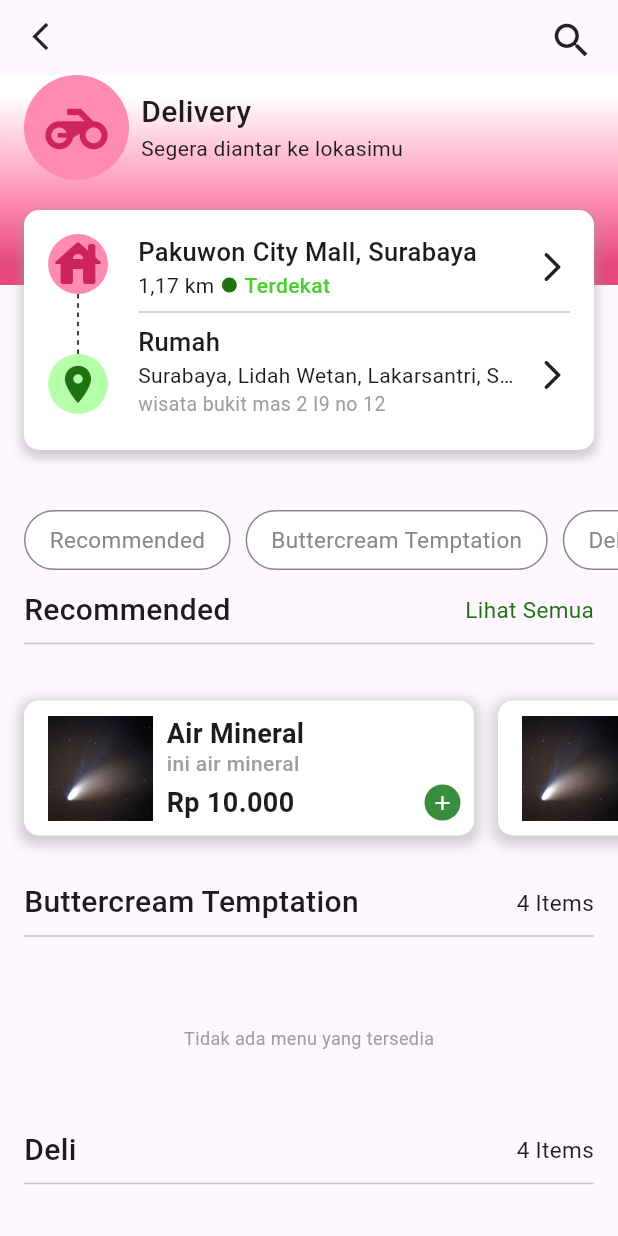
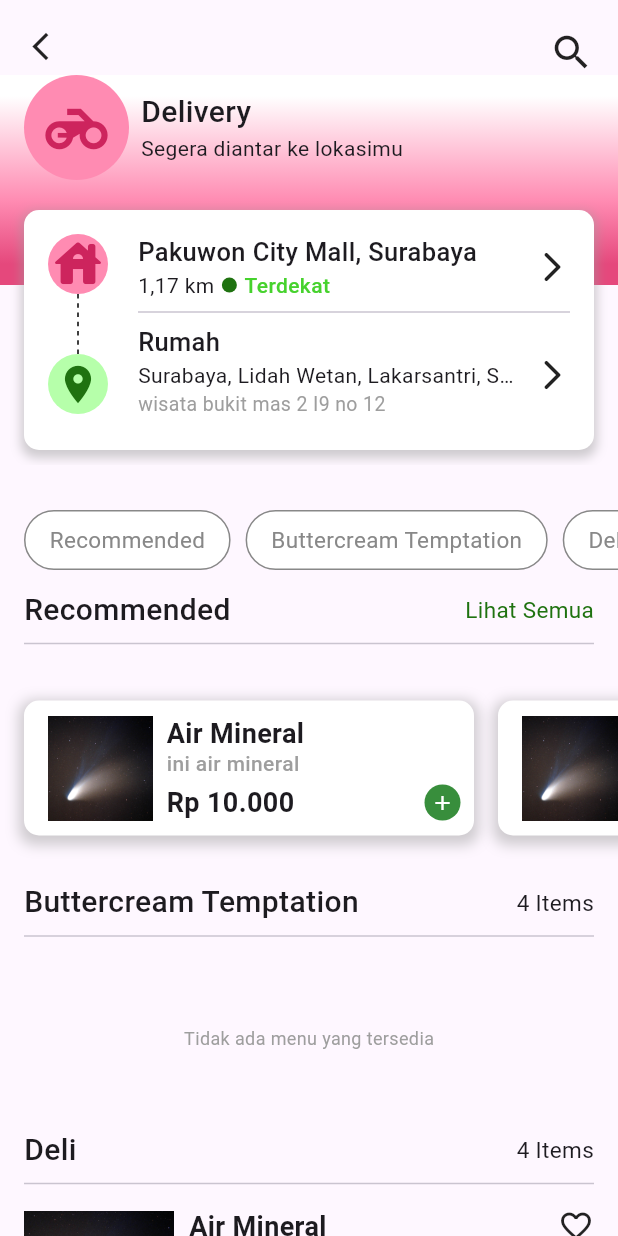
Before and after one commit to erde123/coffee-shop, a Flutter app: the screen it shows after launch, after a tap on "Delivery", on a phone screen of 412 x 824 dp. Run offline on Flutter 3.47's test engine with Material 3 defaults, Android fonts, the phone set to English and light mode, and no system bars; drawn by our look-alikes of flutter_dash; our stand-ins replace carousel_slider, flutter_riverpod.

Commit message:
Update AppBar page menu

```diff
--- a/lib/Page/home.dart
+++ b/lib/Page/home.dart
@@ -380,7 +380,7 @@ class _HomePageState extends ConsumerState<HomePage> {
                                         Flexible(
                                           flex: 2,
                                           child: CircleAvatar(
-                                            backgroundColor: primarySplash,
+                                            backgroundColor: primaryPastel,
                                             radius: 23,
                                             child: Icon(
                                               Icons.shopping_bag,
@@ -446,7 +446,7 @@ class _HomePageState extends ConsumerState<HomePage> {
                                         ),
                                         CircleAvatar(
                                           radius: 23,
-                                          backgroundColor: secondarySplash,
+                                          backgroundColor: secondaryPastel,
                                           child: Icon(
                                             Icons.motorcycle,
                                             size: 30,
--- a/lib/Page/menu/menu_page.dart
+++ b/lib/Page/menu/menu_page.dart
@@ -37,11 +37,12 @@ class _ListProdukState extends ConsumerState<ListProduk> {
     final category = ref.watch(categoryProvider);
     return Scaffold(
       appBar: PreferredSize(
-        preferredSize: changeTop ? Size.fromHeight(80) : Size.fromHeight(50),
+        preferredSize: changeTop ? Size.fromHeight(100) : Size.fromHeight(50),
         child: SafeArea(
           child: Container(
             width: MediaQuery.of(context).size.width,
-            height: 80,
+            margin: EdgeInsets.only(top: 20),
+            height: 100,
             child: Row(
               mainAxisAlignment: MainAxisAlignment.spaceBetween,
               crossAxisAlignment: CrossAxisAlignment.start,
@@ -50,15 +51,12 @@ class _ListProdukState extends ConsumerState<ListProduk> {
                   onTap: () => Navigator.pop(context),
                   child: Padding(
                     padding:
-                        const EdgeInsets.only(top: 13, left: 16, right: 16),
+                        const EdgeInsets.only(left: 16, right: 16),
                     child: Icon(
                       Icons.arrow_back_ios_new,
                       size: 22,
                     ),
                   ),
-                ),
-                SizedBox(
-                  width: 8,
                 ),
                 Expanded(
                   child: AnimatedOpacity(
@@ -68,6 +66,7 @@ class _ListProdukState extends ConsumerState<ListProduk> {
                       fit: BoxFit.fill,
                       alignment: Alignment.topCenter,
                       child: Column(
+                        mainAxisAlignment: MainAxisAlignment.start,
                         crossAxisAlignment: CrossAxisAlignment.start,
                         children: [
                           Text(
@@ -106,7 +105,7 @@ class _ListProdukState extends ConsumerState<ListProduk> {
                                 "Terdekat",
                                 style: TextStyle(
                                     fontWeight: FontWeight.w500,
-                                    color: primaryAlt),
+                                    color: primaryLight),
                               ),
                             ],
                           ),
@@ -116,7 +115,7 @@ class _ListProdukState extends ConsumerState<ListProduk> {
                   ),
                 ),
                 Padding(
-                  padding: const EdgeInsets.only(top: 12, left: 16, right: 16),
+                  padding: const EdgeInsets.only(left: 16, right: 16),
                   child: Icon(
                     Icons.search,
                     size: 30,
--- a/lib/Page/profile/profile_page.dart
+++ b/lib/Page/profile/profile_page.dart
@@ -152,7 +152,7 @@ class _ProfilePageState extends ConsumerState<ProfilePage> {
                                       style: TextStyle(
                                           fontSize: 16,
                                           fontWeight: FontWeight.bold,
-                                          color: primaryAlt),
+                                          color: primaryLight),
                                     ),
                                     Text(
                                       "Ajak teman kamu download aplikasi Fore",
--- a/lib/component/Menu/category_button.dart
+++ b/lib/component/Menu/category_button.dart
@@ -21,7 +21,7 @@ class ButtonCategory extends StatelessWidget {
       child: Container(
         height: 32,
         decoration: BoxDecoration(
-            color: tap ? primarySplash : Colors.white,
+            color: tap ? primaryPastel : Colors.white,
             border: Border.all(
                 width: 1, color: tap ? primaryDark : grey1),
             borderRadius: BorderRadius.circular(30)),
--- a/lib/component/Menu/menu_top.dart
+++ b/lib/component/Menu/menu_top.dart
@@ -30,13 +30,13 @@ class MenuTop extends ConsumerWidget {
                 colors: type == "deliv"
                     ? [
                         Colors.white,
-                        secondarySplash,
-                        secondaryAlt,
+                        secondaryPastel,
+                        secondaryLight,
                       ]
                     : [
                         Colors.white,
-                        primarySplash,
-                        primaryAlt,
+                        primaryPastel,
+                        primaryLight,
                       ],
               ),
             ),
@@ -49,7 +49,7 @@ class MenuTop extends ConsumerWidget {
                     width: 70,
                     height: 70,
                     decoration: BoxDecoration(
-                      color: type == "deliv" ? secondarySplash : primarySplash,
+                      color: type == "deliv" ? secondaryPastel : primaryPastel,
                       shape: BoxShape.circle,
                     ),
                     child: Center(
@@ -126,7 +126,7 @@ class MenuTop extends ConsumerWidget {
                               width: 40,
                               height: 40,
                               decoration: BoxDecoration(
-                                color: secondarySplash,
+                                color: secondaryPastel,
                                 shape: BoxShape.circle,
                               ),
                               child: Center(
@@ -146,7 +146,7 @@ class MenuTop extends ConsumerWidget {
                               width: 40,
                               height: 40,
                               decoration: BoxDecoration(
-                                color: primarySplash,
+                                color: primaryPastel,
                                 shape: BoxShape.circle,
                               ),
                               child: Center(
@@ -204,7 +204,7 @@ class MenuTop extends ConsumerWidget {
                                             "Terdekat",
                                             style: TextStyle(
                                                 fontWeight: FontWeight.w500,
-                                                color: primaryAlt),
+                                                color: primaryLight),
                                           ),
                                         ],
                                       ),
@@ -294,7 +294,7 @@ class MenuTop extends ConsumerWidget {
                           width: 40,
                           height: 40,
                           decoration: BoxDecoration(
-                            color: primarySplash,
+                            color: primaryPastel,
                             shape: BoxShape.circle,
                           ),
                           child: Center(
@@ -343,7 +343,7 @@ class MenuTop extends ConsumerWidget {
                                   "Terdekat",
                                   style: TextStyle(
                                       fontWeight: FontWeight.w500,
-                                      color: primaryAlt),
+                                      color: primaryLight),
                                 ),
                               ],
                             ),
--- a/lib/model/user_model.dart
+++ b/lib/model/user_model.dart
@@ -1,7 +1,8 @@
 class ModelUser {
   String? id, name, email, gender, phone, image;
-  DateTime? birthday;
+  DateTime? birthday, createdAt;
   int? point = 0;
+
 
   ModelUser({
     required this.id,
@@ -11,6 +12,7 @@ class ModelUser {
     required this.phone,
     this.image,
     this.birthday,
+    this.createdAt,
     this.point
   });
 
@@ -23,6 +25,7 @@ class ModelUser {
         phone: json['phone'],
         image: json['image'],
         birthday: json['birthday'],
+        createdAt: json['createdAt'],
         point: json['point']);
 
   }
--- a/lib/provider/services/resources_service.dart
+++ b/lib/provider/services/resources_service.dart
@@ -14,21 +14,21 @@ class ApiServices {
           "ini air mineral yang tidak berwarna karena bening dengan tutup botol berwarna biru dan botol dengan warna transparan",
       "harga": "10000",
       "image": "assets/image/comet.jpg",
-      "category": "others",
+      "category": "deli",
     },
     {
       "nama": "Air Mineral",
       "deskripsi": "ini air mineral",
       "harga": "10000",
       "image": "assets/image/comet.jpg",
-      "category": "others",
+      "category": "deli",
     },
     {
       "nama": "Air Mineral",
       "deskripsi": "ini air mineral",
       "harga": "10000",
       "image": "assets/image/comet.jpg",
-      "category": "others",
+      "category": "deli",
     },
     {
       "nama": "Air Mineral",
--- a/lib/style/color.dart
+++ b/lib/style/color.dart
@@ -2,21 +2,21 @@ import 'package:flutter/material.dart';
 
 class ThemeStyle {
   Color primary;
-  Color primaryAlt;
-  Color primarySplash;
+  Color primaryLight;
+  Color primaryPastel;
   Color primaryDark;
   Color secondary;
-  Color secondaryAlt;
-  Color secondarySplash;
+  Color secondaryLight;
+  Color secondaryPastel;
 
   ThemeStyle({
     required this.primary,
-    required this.primaryAlt,
-    required this.primarySplash,
+    required this.primaryLight,
+    required this.primaryPastel,
     required this.primaryDark,
     required this.secondary,
-    required this.secondaryAlt,
-    required this.secondarySplash,
+    required this.secondaryLight,
+    required this.secondaryPastel,
   });
 }
 
@@ -25,26 +25,25 @@ int colorIndex = 0;
 List<ThemeStyle> themeStyle = [
   ThemeStyle(
     primary: const Color.fromARGB(255, 31, 114, 16),
-    primaryAlt: const Color.fromARGB(255, 70, 210, 45),
-    primarySplash: Color.fromARGB(255, 182, 255, 170),
+    primaryLight: const Color.fromARGB(255, 70, 210, 45),
+    primaryPastel: Color.fromARGB(255, 182, 255, 170),
     primaryDark: Color.fromARGB(255, 11, 68, 1),
     secondary: const Color.fromARGB(255, 205, 36, 93),
-    secondaryAlt: const Color.fromARGB(255, 229, 72, 124),
-    secondarySplash: const Color.fromARGB(255, 255, 139, 178),
+    secondaryLight: const Color.fromARGB(255, 229, 72, 124),
+    secondaryPastel: const Color.fromARGB(255, 255, 139, 178),
   ),
 ];
-
 
 Color get primary {
   return themeStyle[colorIndex].primary;
 }
 
-Color get primarySplash {
-  return themeStyle[colorIndex].primarySplash;
+Color get primaryPastel {
+  return themeStyle[colorIndex].primaryPastel;
 }
 
-Color get primaryAlt {
-  return themeStyle[colorIndex].primaryAlt;
+Color get primaryLight {
+  return themeStyle[colorIndex].primaryLight;
 }
 
 Color get primaryDark {
@@ -55,12 +54,12 @@ Color get secondary {
   return themeStyle[colorIndex].secondary;
 }
 
-Color get secondaryAlt{
-  return themeStyle[colorIndex].secondaryAlt;
+Color get secondaryLight {
+  return themeStyle[colorIndex].secondaryLight;
 }
 
-Color get secondarySplash {
-  return themeStyle[colorIndex].secondarySplash;
+Color get secondaryPastel {
+  return themeStyle[colorIndex].secondaryPastel;
 }
 
 Color get warning {
```
Also changed, not shown: lib/model/category_model.dart (+3 -5 lines), 2 other files.
